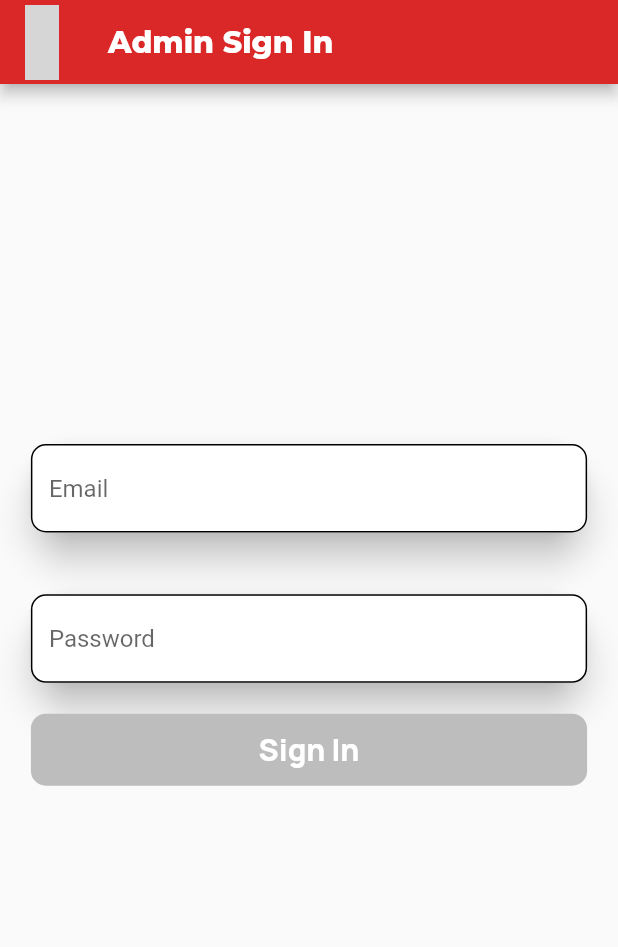
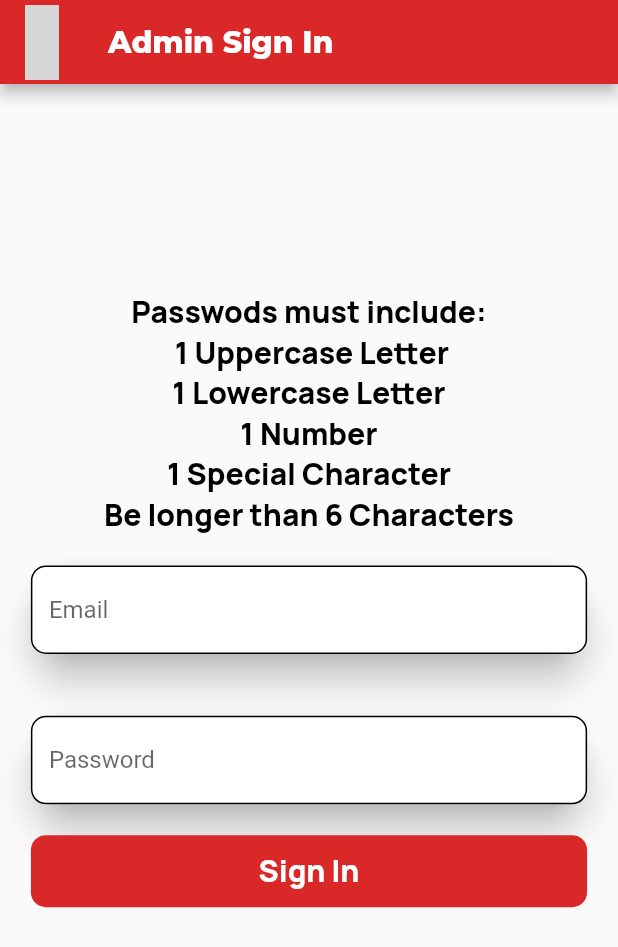
Before and after one commit to Zach-NVHD/unlv-mobile-, a Flutter app: the AdminSignUpScreen screen opened by its route, on a phone screen of 412 x 824 dp. Shown: the top 947 px of the screen. Run offline on Flutter 3.47's test engine with Material 2 defaults, Android fonts, the phone set to English and light mode, and no system bars; our stand-ins replace cloud_firestore, firebase_storage, google_fonts, material_design_icons_flutter, pretty_qr_code, velocity_x; accounts and stored records are empty; grey boxes are pictures that could not be loaded.

```diff
--- a/lib/Screens/admIn_sign_in.dart
+++ b/lib/Screens/admIn_sign_in.dart
@@ -3,6 +3,7 @@ import 'package:unlv_ceao_mobile_sign_in/Logic/text_field_checks.dart';
 import 'package:unlv_ceao_mobile_sign_in/Widgets/unlv_app_bar.dart';
 import 'package:unlv_ceao_mobile_sign_in/Widgets/unlv_button.dart';
 import 'package:unlv_ceao_mobile_sign_in/Widgets/unlv_textfield.dart';
+import 'package:unlv_ceao_mobile_sign_in/constants.dart';
 import 'package:unlv_ceao_mobile_sign_in/screen_names.dart';
 import 'package:velocity_x/velocity_x.dart';
 
@@ -29,6 +30,10 @@ class _AdminSignUpScreenState extends State<AdminSignUpScreen> {
             child: Column(
               mainAxisAlignment: MainAxisAlignment.center,
               children: [
+                Constants.text(
+                    text:
+                        'Passwods must include:\n 1 Uppercase Letter\n1 Lowercase Letter\n1 Number\n1 Special Character\nBe longer than 6 Characters',
+                    fontSize: 20),
                 UNLVTextfield(
                   checkIfGood: TextFieldChecks().isEmailGood,
                   resetUI: () {
@@ -55,6 +60,9 @@ class _AdminSignUpScreenState extends State<AdminSignUpScreen> {
                   controller: password,
                 ),
                 UNLVButton(
+                  isClickable: true,
+                  // TextFieldChecks().isEmailGood(email.text) &&
+                  //     TextFieldChecks().isPasswordGood(password.text),
                   ontap: () {
                     //temporary to get to create event screen
                     context.vxNav.push(Uri.parse(ScreeNames.adminDashboard));
--- a/lib/Screens/admin_dashboard_screen.dart
+++ b/lib/Screens/admin_dashboard_screen.dart
@@ -36,14 +36,16 @@ class _AdminDashboardScreenState extends State<AdminDashboardScreen> {
             height: MediaQuery.of(context).size.height * 0.25,
           ),
           UNLVButton(
+            isClickable: true,
             ontap: () {
-               context.vxNav.push(Uri.parse(ScreeNames.findEvent));
+              context.vxNav.push(Uri.parse(ScreeNames.findEvent));
             },
             text: 'Event Dashboard',
             verticalPadding: MediaQuery.of(context).size.height * 0.025,
             horizontalPadding: MediaQuery.of(context).size.height * 0.025,
           ),
           UNLVButton(
+            isClickable: true,
             ontap: () {
               context.vxNav.push(Uri.parse(ScreeNames.createEvent));
             },
--- a/lib/Screens/event_info.dart
+++ b/lib/Screens/event_info.dart
@@ -88,6 +88,7 @@ Sed mi sem, cursus at sodales id, vestibulum laoreet sem. Nunc tristique imperdi
             ),
             SizedBox(height: MediaQuery.of(context).size.height * 0.025),
             UNLVButton(
+              isClickable: true,
               ontap: () {
                 context.vxNav.push(Uri.parse(ScreeNames.qrCodeScreen));
               },
--- a/lib/Widgets/unlv_textfield.dart
+++ b/lib/Widgets/unlv_textfield.dart
@@ -17,6 +17,7 @@ class UNLVTextfield extends StatefulWidget {
       this.suffixIcon,
       this.horizontalPadding = 0,
       this.onSumbit,
+      this.maxLines = 1,
       this.isInteractable = true,
       this.borderRadius = 0,
       this.borderWidth = 0})
@@ -31,6 +32,7 @@ class UNLVTextfield extends StatefulWidget {
   double borderWidth;
   double borderRadius;
   bool isObscure;
+  int maxLines;
   double? width;
   double horizontalPadding;
   Function(String)? onChanged;
@@ -57,6 +59,7 @@ class _UNLVTextfieldState extends State<UNLVTextfield> {
           shadowColor: isComplete ? Constants.unlvRed : Colors.black,
           elevation: 10,
           child: TextField(
+            maxLines: widget.maxLines,
             enabled: widget.isInteractable,
             keyboardType: TextInputType.emailAddress,
             controller: widget.controller,
@@ -104,6 +107,7 @@ class _UNLVTextfieldState extends State<UNLVTextfield> {
               ),
               fillColor: Colors.white,
               filled: true,
+
               hintText: widget.hintText,
               hintStyle: TextStyle(),
               prefixIcon: widget.prefixIcon == null
--- a/lib/custom_icons.dart
+++ b/lib/custom_icons.dart
@@ -1,3 +1,5 @@
+import 'package:flutter/widgets.dart';
+
 import 'package:flutter/widgets.dart';
 
 class MyFlutterApp {
```
Also changed, not shown: lib/Logic/text_field_checks.dart (+12 -0 lines), lib/Screens/create_event_screen.dart (+9 -6 lines), Fonts/MyFlutterApp.ttf.
